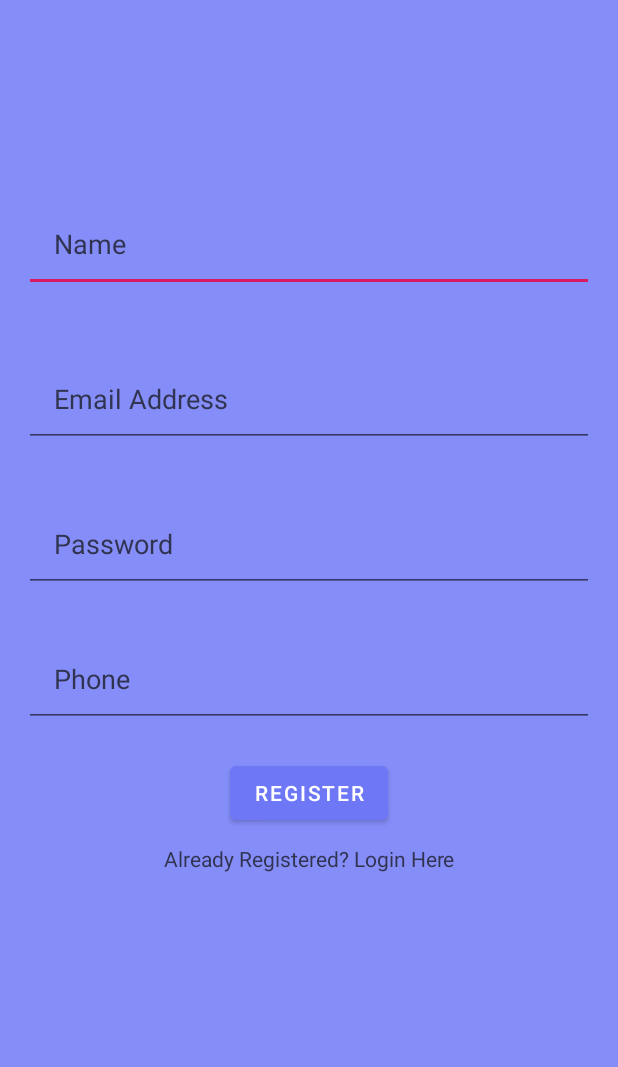
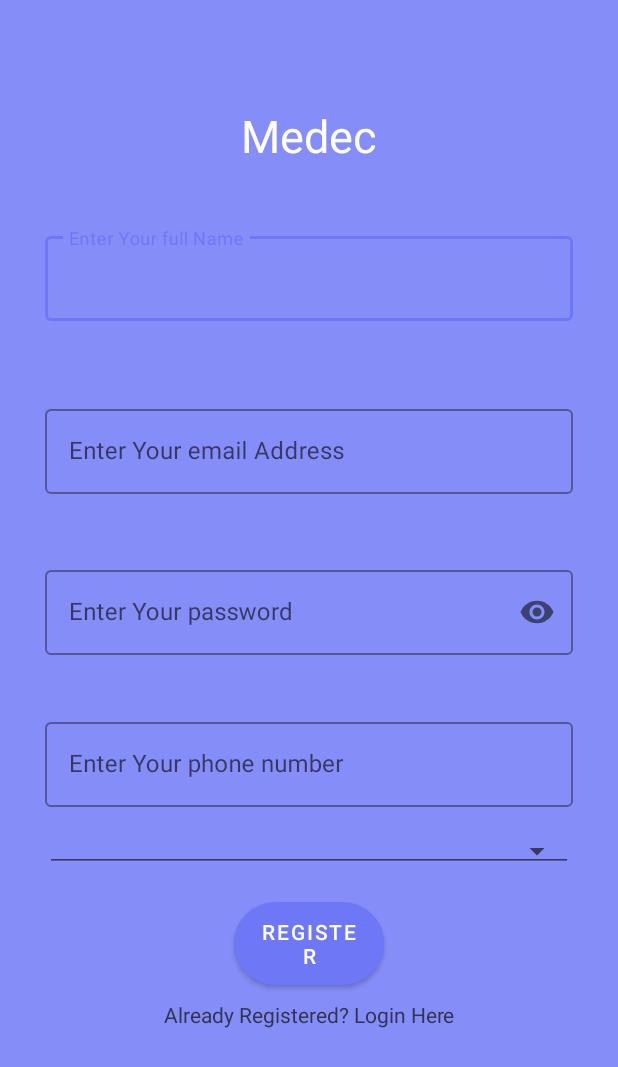
Before and after one commit to janewaitara/Medec-Health-App, an Android app: the RegisterActivity screen opened directly, with no data from a screen before it, on a phone screen of 412 x 824 dp. Shown: the top 1067 px of the screen. Run offline under Robolectric (Android 15) with nearby library versions, the phone set to English and light mode, and no system bars; our stand-ins replace Firebase (no records; nobody signed in at launch, a user with empty details on screens opened directly); Roboto replaces fonts that are not available here.

Commit message:
Updated Register Activity to use Material Design TextViews

```diff
--- a/app/src/main/java/com/example/medec/LoginActivity.java
+++ b/app/src/main/java/com/example/medec/LoginActivity.java
@@ -103,6 +103,8 @@ public class LoginActivity extends AppCompatActivity implements AdapterView.OnIt
         String input = "Email: " + loginEmailTextInputLayout.getEditText().getText().toString();
         input += "\n ";
         input += "Password: " + loginPasswordTextInputLayout.getEditText().getText().toString();
+        input += "\n ";
+        input += "UserRole: " + userRolesSpinner.getSelectedItem().toString();
 
         Toast.makeText(this, input, Toast.LENGTH_SHORT).show();
 
--- a/app/src/main/res/layout/activity_register.xml
+++ b/app/src/main/res/layout/activity_register.xml
@@ -4,6 +4,7 @@
     xmlns:tools="http://schemas.android.com/tools"
     android:layout_width="match_parent"
     android:layout_height="match_parent"
+    android:padding="30dp"
     android:background="@color/backgroundColor"
     tools:context=".RegisterActivity">
 
@@ -19,91 +20,135 @@
         app:layout_constraintEnd_toEndOf="parent"
         app:layout_constraintStart_toStartOf="parent"
         app:layout_constraintTop_toTopOf="parent"
-        tools:text="Medec" />
-
-    <EditText
-        android:id="@+id/register_fullname"
+        android:text="Medec" />
+    <com.google.android.material.textfield.TextInputLayout
+        android:id="@+id/register_nameWrapper"
+        style="@style/Widget.MaterialComponents.TextInputLayout.OutlinedBox"
         android:layout_width="match_parent"
+        android:ems="10"
+        app:errorEnabled="true"
         android:layout_height="wrap_content"
-        android:ems="10"
-        android:inputType="textPersonName"
-        android:hint="Name"
-        android:layout_margin="16dp"
-        android:padding="20dp"
-        android:textColorHint="@color/colorPrimaryDark"
-        android:textColor="@color/colorPrimaryDark"
+        android:hint="Enter Your full Name"
+        app:boxBackgroundMode="outline"
+        app:endIconMode="clear_text"
         app:layout_constraintBottom_toBottomOf="parent"
         app:layout_constraintEnd_toEndOf="parent"
         app:layout_constraintHorizontal_bias="0.318"
         app:layout_constraintStart_toStartOf="parent"
         app:layout_constraintTop_toBottomOf="@+id/app_name"
-        app:layout_constraintVertical_bias="0.052" />
+        app:layout_constraintVertical_bias="0.069">
 
-    <EditText
-        android:id="@+id/register_email"
+        <com.google.android.material.textfield.TextInputEditText
+            android:id="@+id/register_fullname"
+            android:inputType="textPersonName"
+            android:layout_width="match_parent"
+            android:textColor="@color/colorPrimaryDark"
+            android:layout_height="wrap_content"/>
+    </com.google.android.material.textfield.TextInputLayout>
+
+    <com.google.android.material.textfield.TextInputLayout
+        android:id="@+id/register_emailWrapper"
+        style="@style/Widget.MaterialComponents.TextInputLayout.OutlinedBox"
         android:layout_width="match_parent"
+        android:ems="10"
+        app:errorEnabled="true"
         android:layout_height="wrap_content"
-        android:ems="10"
-        android:inputType="textEmailAddress"
-        android:hint="Email Address"
-        android:textColorHint="@color/colorPrimaryDark"
-        android:textColor="@color/colorPrimaryDark"
-        android:layout_marginStart="16dp"
-        android:layout_marginEnd="16dp"
-        android:padding="20dp"
+        android:hint="Enter Your email Address"
+        app:boxBackgroundMode="outline"
+        app:endIconMode="clear_text"
         app:layout_constraintBottom_toBottomOf="parent"
         app:layout_constraintEnd_toEndOf="parent"
         app:layout_constraintHorizontal_bias="0.318"
         app:layout_constraintStart_toStartOf="parent"
-        app:layout_constraintTop_toBottomOf="@+id/register_fullname"
-        app:layout_constraintVertical_bias="0.069" />
-    <EditText
-        android:id="@+id/register_password"
+        app:layout_constraintTop_toBottomOf="@+id/register_nameWrapper"
+        app:layout_constraintVertical_bias="0.069">
+
+        <com.google.android.material.textfield.TextInputEditText
+            android:id="@+id/register_email"
+            android:inputType="textEmailAddress"
+            android:textColorHint="@color/colorPrimaryDark"
+            android:layout_width="match_parent"
+            android:textColor="@color/colorPrimaryDark"
+            android:layout_height="wrap_content"/>
+    </com.google.android.material.textfield.TextInputLayout>
+
+    <com.google.android.material.textfield.TextInputLayout
+        android:id="@+id/register_passwordWrapper"
+        style="@style/Widget.MaterialComponents.TextInputLayout.OutlinedBox"
         android:layout_width="match_parent"
+        android:ems="10"
         android:layout_height="wrap_content"
-        android:ems="10"
-        android:inputType="textPassword"
-        android:hint="Password"
-        android:textColorHint="@color/colorPrimaryDark"
-        android:textColor="@color/colorPrimaryDark"
-        android:layout_marginStart="16dp"
-        android:layout_marginEnd="16dp"
-        android:padding="20dp"
+        android:hint="Enter Your password"
+        app:boxBackgroundMode="outline"
+        app:passwordToggleEnabled="true"
+        app:errorEnabled="true"
         app:layout_constraintBottom_toBottomOf="parent"
         app:layout_constraintEnd_toEndOf="parent"
         app:layout_constraintHorizontal_bias="0.318"
         app:layout_constraintStart_toStartOf="parent"
-        app:layout_constraintTop_toBottomOf="@+id/register_email"
-        app:layout_constraintVertical_bias="0.069" />
-    <EditText
-        android:id="@+id/register_phone"
+        app:layout_constraintTop_toBottomOf="@+id/register_emailWrapper"
+        app:layout_constraintVertical_bias="0.069">
+
+        <com.google.android.material.textfield.TextInputEditText
+            android:id="@+id/register_password"
+            android:layout_width="match_parent"
+            android:textColor="@color/colorPrimaryDark"
+            android:textColorHint="@color/colorPrimaryDark"
+            android:inputType="textPassword"
+            android:layout_height="wrap_content"/>
+    </com.google.android.material.textfield.TextInputLayout>
+
+    <com.google.android.material.textfield.TextInputLayout
+        android:id="@+id/register_phoneWrapper"
+        style="@style/Widget.MaterialComponents.TextInputLayout.OutlinedBox"
         android:layout_width="match_parent"
+        android:ems="10"
         android:layout_height="wrap_content"
-        android:ems="10"
-        android:inputType="textPhonetic"
-        android:hint="Phone"
-        android:textColorHint="@color/colorPrimaryDark"
-        android:textColor="@color/colorPrimaryDark"
-        android:layout_marginStart="16dp"
-        android:layout_marginEnd="16dp"
-        android:padding="20dp"
+        android:hint="Enter Your phone number"
+        app:boxBackgroundMode="outline"
+        app:endIconMode="clear_text"
         app:layout_constraintBottom_toBottomOf="parent"
         app:layout_constraintEnd_toEndOf="parent"
         app:layout_constraintHorizontal_bias="0.318"
         app:layout_constraintStart_toStartOf="parent"
-        app:layout_constraintTop_toBottomOf="@+id/register_password"
-        app:layout_constraintVertical_bias="0.069" />
+        app:layout_constraintTop_toBottomOf="@+id/register_passwordWrapper"
+        app:layout_constraintVertical_bias="0.069">
+
+        <com.google.android.material.textfield.TextInputEditText
+            android:id="@+id/register_phone"
+            android:layout_width="match_parent"
+            android:textColorHint="@color/colorPrimaryDark"
+            android:textColor="@color/colorPrimaryDark"
+            android:inputType="textPhonetic"
+            android:layout_height="wrap_content"/>
+    </com.google.android.material.textfield.TextInputLayout>
+
+    <Spinner
+        android:id="@+id/register_UserRoles_spinner"
+        android:layout_width="match_parent"
+        android:spinnerMode="dropdown"
+        android:layout_height="wrap_content"
+        app:layout_constraintBottom_toBottomOf="parent"
+        app:layout_constraintEnd_toEndOf="parent"
+        app:layout_constraintHorizontal_bias="0.318"
+        app:layout_constraintStart_toStartOf="parent"
+        app:layout_constraintTop_toBottomOf="@+id/register_phoneWrapper"
+        app:layout_constraintVertical_bias="0.069"
+        style="@style/Widget.AppCompat.Spinner.Underlined"/>
+
 
     <Button
         android:id="@+id/btn_register"
-        android:layout_width="wrap_content"
+        android:layout_width="100dp"
         android:layout_height="wrap_content"
         android:layout_marginTop="20dp"
+        android:background="@drawable/button_round_corners"
         android:text="Register"
+        android:onClick="registerUser"
         app:layout_constraintEnd_toEndOf="parent"
         app:layout_constraintStart_toStartOf="parent"
-        app:layout_constraintTop_toBottomOf="@+id/register_phone"
-        />
+        app:layout_constraintTop_toBottomOf="@+id/register_UserRoles_spinner" />
+
     <TextView
         android:layout_marginTop="10dp"
         android:id="@+id/registered_login"
@@ -129,4 +174,6 @@
         app:layout_constraintStart_toStartOf="parent"
         app:layout_constraintTop_toBottomOf="@+id/login_register"
         />
+
+
 </androidx.constraintlayout.widget.ConstraintLayout>
```
